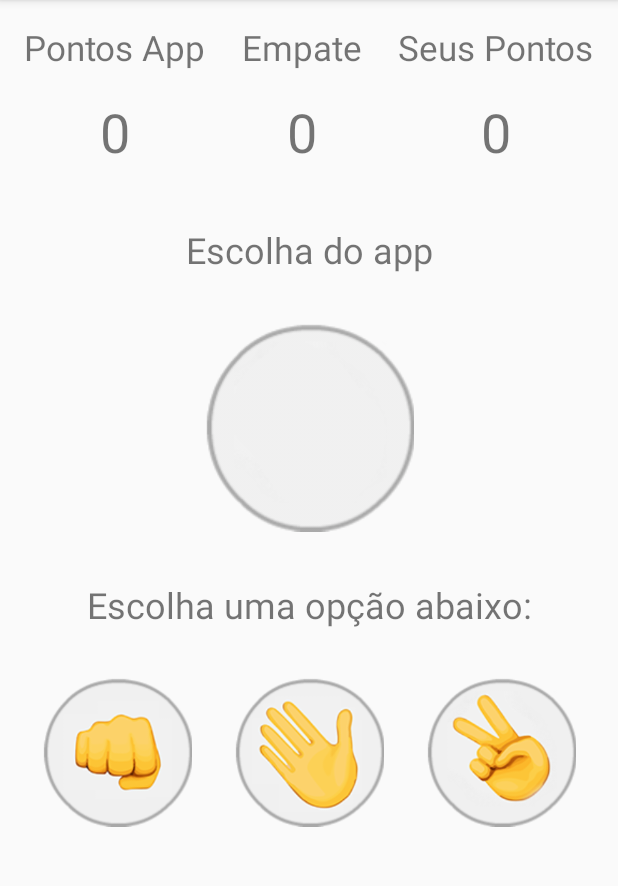
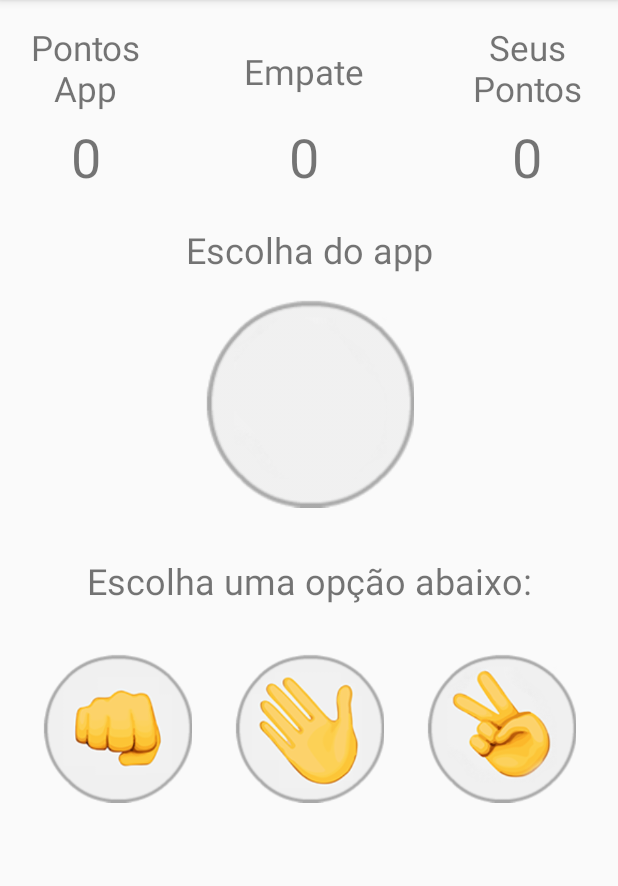
Before and after one commit to HeltonsLeal/Pedra-Papel-Tesoura, an Android app: the screen it shows after launch (MainActivity), on a phone screen of 412 x 824 dp, the part 84-970 px from its top. Run offline under Robolectric (Android 15) with nearby library versions, the phone set to English and light mode, and no system bars.

Commit message:
alterado layout

```diff
--- a/app/src/main/res/layout/activity_main.xml
+++ b/app/src/main/res/layout/activity_main.xml
@@ -32,7 +32,7 @@
         android:id="@+id/imagemResultado"
         android:layout_width="140dp"
         android:layout_height="140dp"
-        android:layout_marginTop="32dp"
+        android:layout_marginTop="16dp"
         app:layout_constraintEnd_toEndOf="parent"
         app:layout_constraintStart_toStartOf="parent"
         app:layout_constraintTop_toBottomOf="@+id/textView"
@@ -76,11 +76,12 @@
 
     <TextView
         android:id="@+id/textView2"
-        android:layout_width="wrap_content"
-        android:layout_height="wrap_content"
+        android:layout_width="82dp"
+        android:layout_height="59dp"
         android:layout_marginStart="16dp"
         android:layout_marginLeft="16dp"
         android:layout_marginTop="16dp"
+        android:gravity="center"
         android:text="Pontos App"
         android:textSize="23sp"
         app:layout_constraintStart_toStartOf="parent"
@@ -88,11 +89,12 @@
 
     <TextView
         android:id="@+id/textView3"
-        android:layout_width="wrap_content"
-        android:layout_height="wrap_content"
+        android:layout_width="89dp"
+        android:layout_height="59dp"
         android:layout_marginTop="16dp"
         android:layout_marginEnd="16dp"
         android:layout_marginRight="16dp"
+        android:gravity="center"
         android:text="Seus Pontos"
         android:textSize="23sp"
         app:layout_constraintEnd_toEndOf="parent"
@@ -102,7 +104,7 @@
         android:id="@+id/textView6"
         android:layout_width="wrap_content"
         android:layout_height="wrap_content"
-        android:layout_marginTop="16dp"
+        android:layout_marginTop="32dp"
         android:text="Empate"
         android:textSize="23sp"
         app:layout_constraintEnd_toStartOf="@+id/textView3"
@@ -113,33 +115,33 @@
         android:id="@+id/pontosApp"
         android:layout_width="wrap_content"
         android:layout_height="wrap_content"
-        android:layout_marginTop="16dp"
+        android:layout_marginTop="80dp"
         android:text="0"
         android:textSize="36sp"
         app:layout_constraintEnd_toEndOf="@+id/textView2"
         app:layout_constraintStart_toStartOf="@+id/textView2"
-        app:layout_constraintTop_toBottomOf="@+id/textView2" />
+        app:layout_constraintTop_toTopOf="parent" />
 
     <TextView
         android:id="@+id/pontosUsuario"
         android:layout_width="wrap_content"
         android:layout_height="wrap_content"
-        android:layout_marginTop="16dp"
+        android:layout_marginTop="80dp"
         android:text="0"
         android:textSize="36sp"
         app:layout_constraintEnd_toEndOf="@+id/textView3"
         app:layout_constraintStart_toStartOf="@+id/textView3"
-        app:layout_constraintTop_toBottomOf="@+id/textView3" />
+        app:layout_constraintTop_toTopOf="parent" />
 
     <TextView
         android:id="@+id/pontosEmpate"
         android:layout_width="wrap_content"
         android:layout_height="wrap_content"
-        android:layout_marginTop="16dp"
+        android:layout_marginTop="80dp"
         android:text="0"
         android:textSize="36sp"
         app:layout_constraintEnd_toEndOf="@+id/textView6"
         app:layout_constraintStart_toStartOf="@+id/textView6"
-        app:layout_constraintTop_toBottomOf="@+id/textView6" />
+        app:layout_constraintTop_toTopOf="parent" />
 
 </androidx.constraintlayout.widget.ConstraintLayout>
```
